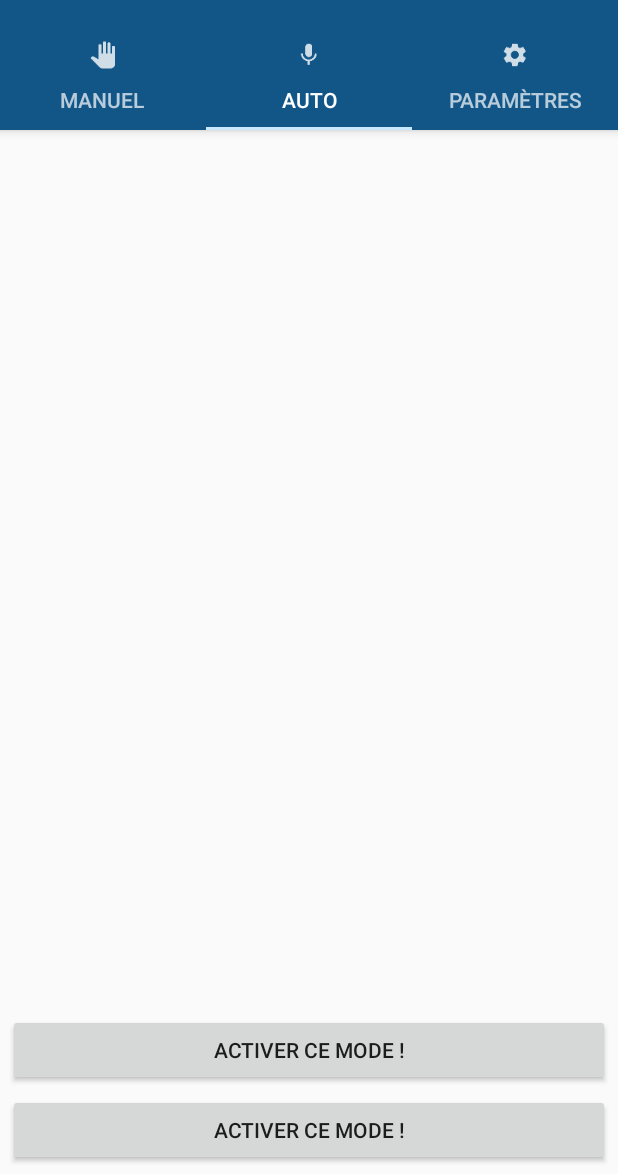
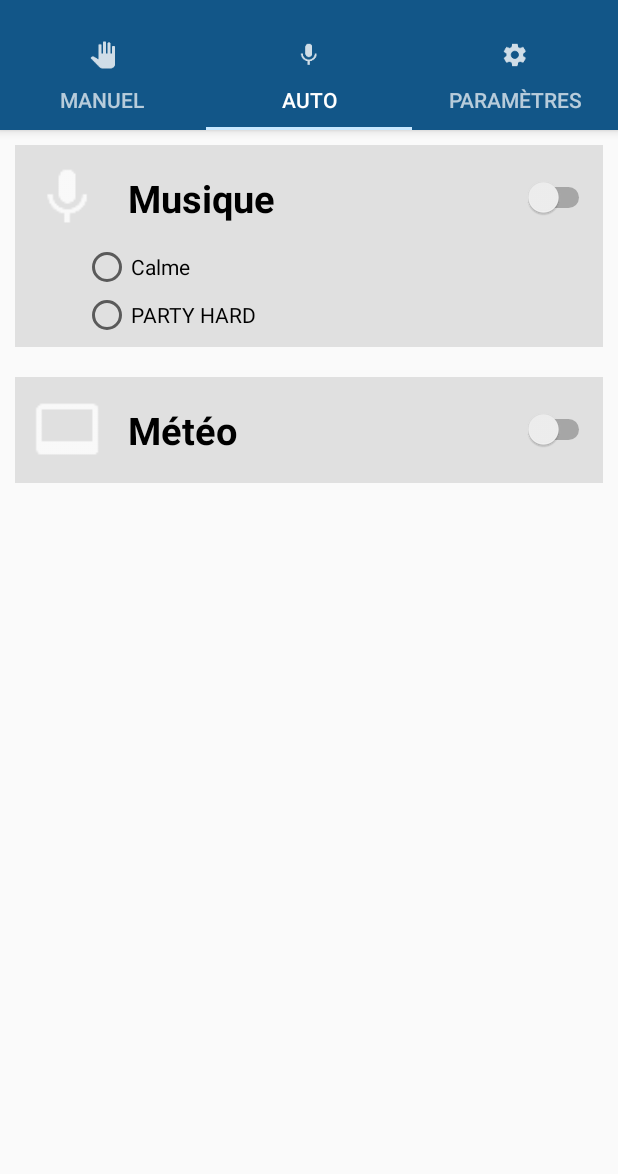
Before and after one commit to LightAndChill/LightAndChill, an Android app: the screen it shows after launch (MainActivity), tab 2 chosen, on a phone screen of 412 x 824 dp, the part 62-1236 px from its top. Run offline under Robolectric (Android 15) with nearby library versions, the phone set to English and light mode, and no system bars; libraries missing offline, so code that uses them is left out: com.larswerkman.holocolorpicker; 8 statements that could not run were skipped.

Commit message:
Nouvelle page 2 ! On peut sélectionner le mode

```diff
--- a/app/src/main/java/apps/lightandchill/lightandchill/FragmentTwo.java
+++ b/app/src/main/java/apps/lightandchill/lightandchill/FragmentTwo.java
@@ -9,6 +9,8 @@ import android.view.LayoutInflater;
 import android.view.View;
 import android.view.ViewGroup;
 import android.widget.Button;
+import android.widget.CompoundButton;
+import android.widget.Switch;
 
 
 /**
@@ -36,8 +38,8 @@ public class FragmentTwo extends Fragment {
         // Inflate the layout for this fragment
         View view = inflater.inflate(R.layout.fragment_two, container, false);
 
-        final Button btMusic = (Button)view.findViewById(R.id.btActivateMusic);
-        final Button btWeather = (Button)view.findViewById(R.id.btActivateWeather);
+        final Switch swMusic = (Switch)view.findViewById(R.id.swMusic);
+        final Switch swWeather = (Switch)view.findViewById(R.id.swWeather);
 
         SharedPreferences sharedPref = getActivity().getPreferences(Context.MODE_PRIVATE);
         int defaultValue = getResources().getInteger(R.integer.activatedModeDefault);
@@ -45,28 +47,23 @@ public class FragmentTwo extends Fragment {
 
         switch (state) {
             case 0:
-                btMusic.setEnabled(true);
-                btWeather.setEnabled(true);
-                btMusic.setText(R.string.activate);
-                btWeather.setText(R.string.activate);
+                swMusic.setChecked(false);
+                swWeather.setChecked(false);
                 break;
             case 1:
-                btMusic.setEnabled(false);
-                btWeather.setEnabled(true);
-                btMusic.setText(R.string.activated);
-                btWeather.setText(R.string.activate);
+                swMusic.setChecked(true);
+                swWeather.setChecked(false);
                 break;
             case 2:
-                btMusic.setEnabled(true);
-                btWeather.setEnabled(false);
-                btMusic.setText(R.string.activate);
-                btWeather.setText(R.string.activated);
+                swMusic.setChecked(false);
+                swWeather.setChecked(true);
                 break;
         }
 
-        btMusic.setOnClickListener(new View.OnClickListener() {
+        swMusic.setOnCheckedChangeListener(new CompoundButton.OnCheckedChangeListener() {
             @Override
-            public void onClick(View v) {
+            public void onCheckedChanged(CompoundButton buttonView, boolean isChecked) {
+                if(isChecked){
                     SharedPreferences sharedPref = getActivity().getPreferences(Context.MODE_PRIVATE);
                     SharedPreferences.Editor editor = sharedPref.edit();
                     editor.putInt(getString(R.string.activatedMode), 1);
@@ -76,12 +73,17 @@ public class FragmentTwo extends Fragment {
                     intent.addFlags(Intent.FLAG_ACTIVITY_NO_ANIMATION);
                     getActivity().finish();
                     startActivity(intent);
+                }else{
+                    swMusic.setChecked(true);
+                }
+
             }
         });
 
-        btWeather.setOnClickListener(new View.OnClickListener() {
+        swWeather.setOnCheckedChangeListener(new CompoundButton.OnCheckedChangeListener() {
             @Override
-            public void onClick(View v) {
+            public void onCheckedChanged(CompoundButton buttonView, boolean isChecked) {
+                if(isChecked){
                     SharedPreferences sharedPref = getActivity().getPreferences(Context.MODE_PRIVATE);
                     SharedPreferences.Editor editor = sharedPref.edit();
                     editor.putInt(getString(R.string.activatedMode), 2);
@@ -91,6 +93,9 @@ public class FragmentTwo extends Fragment {
                     intent.addFlags(Intent.FLAG_ACTIVITY_NO_ANIMATION);
                     getActivity().finish();
                     startActivity(intent);
+                }else{
+                    swWeather.setChecked(true);
+                }
             }
         });
 
--- a/app/src/main/res/layout/fragment_two.xml
+++ b/app/src/main/res/layout/fragment_two.xml
@@ -4,24 +4,106 @@
     android:layout_height="match_parent"
     tools:context="info.androidhive.materialtabs.fragments.TwoFragment">
 
-    <Button
-        android:id="@+id/btActivateWeather"
+    <LinearLayout
+        android:id="@+id/lnMusic"
+        android:background="#E0E0E0"
         android:layout_width="match_parent"
         android:layout_height="wrap_content"
-        android:layout_marginLeft="5dp"
-        android:layout_marginRight="5dp"
-        android:layout_marginBottom="5dp"
-        android:text="@string/activate"
-        android:layout_alignParentBottom="true"/>
+        android:layout_margin="10dp"
+        android:padding="5dp"
+        android:orientation="vertical">
 
-    <Button
-        android:id="@+id/btActivateMusic"
+        <RelativeLayout
+            android:id="@+id/lnMusicTop"
+            android:layout_width="match_parent"
+            android:layout_height="wrap_content">
+
+            <ImageView
+                android:id="@+id/imMusic"
+                android:src="@drawable/ic_mic_white_48dp"
+                android:layout_width="60dp"
+                android:layout_height="60dp" />
+
+            <TextView
+                android:text="Musique"
+                android:layout_toRightOf="@id/imMusic"
+                android:layout_centerVertical="true"
+                android:textColor="#000000"
+                android:layout_marginLeft="10dp"
+                android:textSize="25dp"
+                android:textStyle="bold"
+                android:layout_width="wrap_content"
+                android:layout_height="wrap_content" />
+
+            <Switch
+                android:layout_width="wrap_content"
+                android:layout_height="wrap_content"
+                android:id="@+id/swMusic"
+                android:layout_alignParentRight="true"
+                android:layout_centerVertical="true" />
+        </RelativeLayout>
+
+        <RadioButton
+            android:layout_width="wrap_content"
+            android:layout_height="wrap_content"
+            android:text="Calme"
+            android:id="@+id/rbMusicChill"
+            android:layout_alignParentLeft="true"
+            android:layout_alignParentStart="true"
+            android:layout_marginLeft="40dp"/>
+
+        <RadioButton
+            android:layout_width="wrap_content"
+            android:layout_height="wrap_content"
+            android:text="PARTY HARD"
+            android:id="@+id/rbMusicHard"
+            android:layout_alignParentLeft="true"
+            android:layout_alignParentStart="true"
+            android:layout_marginLeft="40dp"/>
+
+    </LinearLayout>
+
+    <LinearLayout
+        android:id="@+id/lnWeather"
+        android:background="#E0E0E0"
         android:layout_width="match_parent"
         android:layout_height="wrap_content"
-        android:layout_marginLeft="5dp"
-        android:layout_marginRight="5dp"
-        android:layout_marginBottom="5dp"
-        android:text="@string/activate"
-        android:layout_above="@id/btActivateWeather" />
+        android:orientation="vertical"
+        android:layout_margin="10dp"
+        android:padding="5dp"
+        android:layout_below="@id/lnMusic">
+
+        <RelativeLayout
+            android:id="@+id/lnWeatherTop"
+            android:layout_width="match_parent"
+            android:layout_height="wrap_content">
+
+            <ImageView
+                android:src="@drawable/ic_video_label_white_48dp"
+                android:id="@+id/imWeather"
+                android:layout_width="60dp"
+                android:layout_height="60dp" />
+
+            <TextView
+                android:text="Météo"
+                android:layout_toRightOf="@id/imWeather"
+                android:layout_centerVertical="true"
+                android:textColor="#000000"
+                android:layout_marginLeft="10dp"
+                android:textSize="25dp"
+                android:textStyle="bold"
+                android:layout_width="wrap_content"
+                android:layout_height="wrap_content" />
+
+            <Switch
+                android:layout_width="wrap_content"
+                android:layout_height="wrap_content"
+                android:id="@+id/swWeather"
+                android:layout_alignParentRight="true"
+                android:layout_centerVertical="true"
+                android:layout_centerHorizontal="true" />
+        </RelativeLayout>
+
+    </LinearLayout>
 
 </RelativeLayout>
```
Lines whose indentation alone changed are shown as unchanged.
